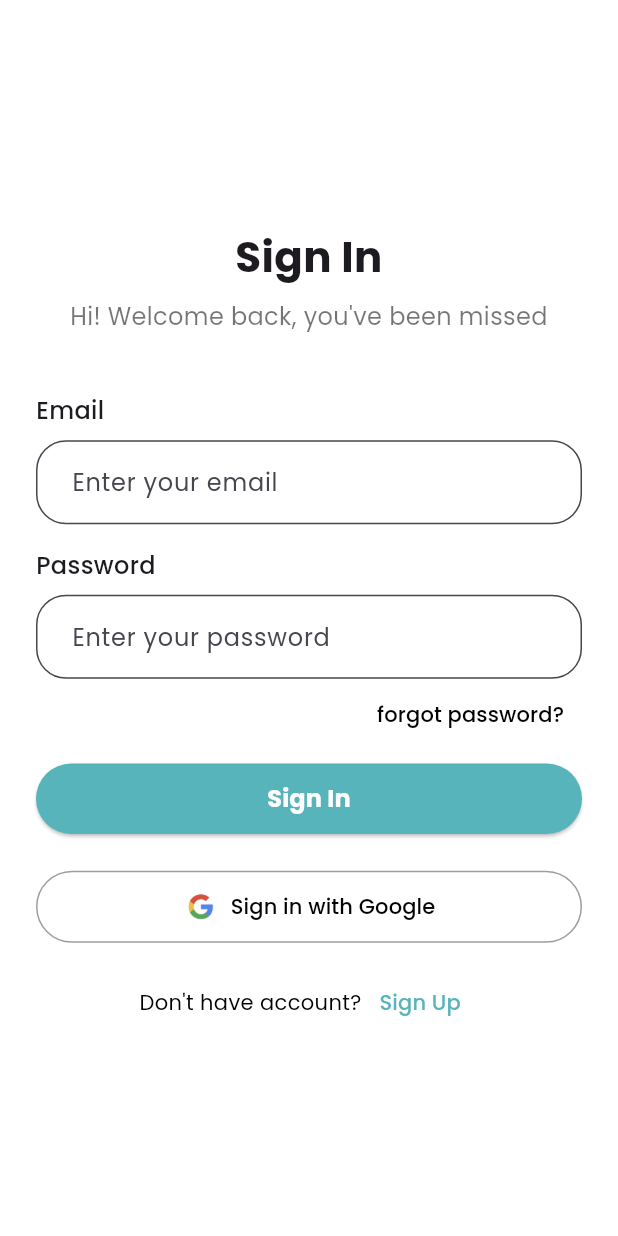
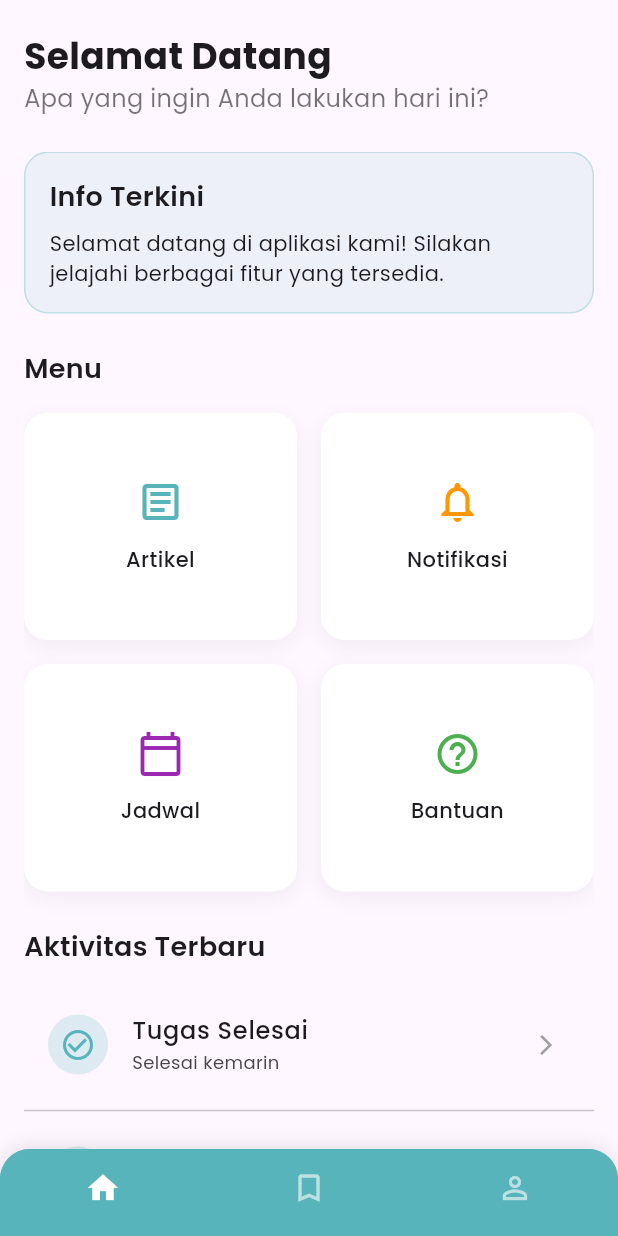
Before and after one commit to RianiDestianti/FrontEnd-BroadcastInformation, a Flutter app: the screen it shows after launch, after a tap on "Sign In", on a phone screen of 412 x 824 dp. Run offline on Flutter 3.47's test engine with Material 3 defaults, Android fonts, the phone set to English and light mode, and no system bars; our stand-ins replace google_fonts.

Commit message:
adding the profile layout

```diff
--- a/lib/layouts/layout.dart
+++ b/lib/layouts/layout.dart
@@ -0,0 +1,105 @@
+import 'package:flutter/material.dart';
+
+class MainLayout extends StatefulWidget {
+  final Widget child;
+  final int selectedIndex;
+
+  const MainLayout({Key? key, required this.child, this.selectedIndex = 0})
+    : super(key: key);
+
+  @override
+  State<MainLayout> createState() => _MainLayoutState();
+}
+
+class _MainLayoutState extends State<MainLayout> {
+  late int _selectedIndex;
+
+  @override
+  void initState() {
+    super.initState();
+    _selectedIndex = widget.selectedIndex;
+  }
+
+  // In the _onItemTapped method of _MainLayoutState
+  void _onItemTapped(int index) {
+    setState(() {
+      _selectedIndex = index;
+    });
+
+    switch (index) {
+      case 0:
+        if (ModalRoute.of(context)?.settings.name != '/home') {
+          Navigator.pushReplacementNamed(context, '/home');
+        }
+        break;
+      case 1:
+        if (ModalRoute.of(context)?.settings.name != '/bookmarks') {
+          Navigator.pushReplacementNamed(context, '/bookmarks');
+        }
+        break;
+      case 2:
+        if (ModalRoute.of(context)?.settings.name != '/profile') {
+          Navigator.pushReplacementNamed(context, '/profile');
+        }
+        break;
+    }
+  }
+
+  @override
+  Widget build(BuildContext context) {
+    final themeColor = Color(0xFF57B4BA);
+
+    return Scaffold(
+      body: widget.child,
+      bottomNavigationBar: Container(
+        decoration: BoxDecoration(
+          color: themeColor,
+          borderRadius: BorderRadius.only(
+            topLeft: Radius.circular(20),
+            topRight: Radius.circular(20),
+          ),
+          boxShadow: [
+            BoxShadow(
+              color: Colors.black.withOpacity(0.1),
+              blurRadius: 10,
+              offset: Offset(0, -2),
+            ),
+          ],
+        ),
+        child: ClipRRect(
+          borderRadius: BorderRadius.only(
+            topLeft: Radius.circular(20),
+            topRight: Radius.circular(20),
+          ),
+          child: BottomNavigationBar(
+            backgroundColor: themeColor,
+            selectedItemColor: Colors.white,
+            unselectedItemColor: Colors.white.withOpacity(0.6),
+            showSelectedLabels: false,
+            showUnselectedLabels: false,
+            elevation: 0,
+            currentIndex: _selectedIndex,
+            onTap: _onItemTapped,
+            items: const [
+              BottomNavigationBarItem(
+                icon: Icon(Icons.home_outlined),
+                activeIcon: Icon(Icons.home),
+                label: 'Beranda',
+              ),
+              BottomNavigationBarItem(
+                icon: Icon(Icons.bookmark_border),
+                activeIcon: Icon(Icons.bookmark),
+                label: 'Bookmark',
+              ),
+              BottomNavigationBarItem(
+                icon: Icon(Icons.person_outline),
+                activeIcon: Icon(Icons.person),
+                label: 'Profil',
+              ),
+            ],
+          ),
+        ),
+      ),
+    );
+  }
+}
--- a/lib/main.dart
+++ b/lib/main.dart
@@ -1,5 +1,7 @@
 import 'package:flutter/material.dart';
 import 'screens/login.dart';
+import 'screens/home.dart';
+import 'screens/profile.dart';
 
 void main() {
   runApp(const MyApp());
@@ -14,6 +16,7 @@
       debugShowCheckedModeBanner: false,
       theme: ThemeData(
         primarySwatch: Colors.blue,
+        primaryColor: Color(0xFF57B4BA), // Tema utama sesuai dengan layout Anda
         inputDecorationTheme: InputDecorationTheme(
           border: OutlineInputBorder(
             borderRadius: BorderRadius.circular(8.0),
@@ -24,6 +27,12 @@
         ),
       ),
       home: const SignInPage(),
+      // Pendefinisian routes
+      routes: {
+        '/home': (context) => const HomePage(),
+        '/login': (context) => const SignInPage(),
+        '/profile': (context) => const ProfilePage(),
+      },
     );
   }
 }
--- /dev/null
+++ b/lib/screens/home.dart
@@ -0,0 +1,242 @@
+// File: screens/home.dart
+import 'package:flutter/material.dart';
+import 'package:google_fonts/google_fonts.dart';
+import '../layouts/layout.dart'; // Sesuaikan path import
+
+class HomePage extends StatelessWidget {
+  const HomePage({Key? key}) : super(key: key);
+
+  @override
+  Widget build(BuildContext context) {
+    final themeColor = Color(0xFF57B4BA);
+
+    return MainLayout(
+      selectedIndex: 0, // 0 untuk home page
+      child: SafeArea(
+        child: Padding(
+          padding: const EdgeInsets.symmetric(horizontal: 16.0),
+          child: Column(
+            crossAxisAlignment: CrossAxisAlignment.start,
+            children: [
+              const SizedBox(height: 20),
+              // Header
+              Text(
+                'Selamat Datang',
+                style: GoogleFonts.poppins(
+                  fontSize: 24,
+                  fontWeight: FontWeight.bold,
+                ),
+              ),
+              Text(
+                'Apa yang ingin Anda lakukan hari ini?',
+                style: GoogleFonts.poppins(
+                  fontSize: 16,
+                  color: Colors.black54,
+                ),
+              ),
+              const SizedBox(height: 24),
+
+              // Konten utama
+              Expanded(
+                child: SingleChildScrollView(
+                  child: Column(
+                    crossAxisAlignment: CrossAxisAlignment.start,
+                    children: [
+                      // Contoh card informasi
+                      Container(
+                        width: double.infinity,
+                        padding: EdgeInsets.all(16),
+                        decoration: BoxDecoration(
+                          color: themeColor.withOpacity(0.1),
+                          borderRadius: BorderRadius.circular(16),
+                          border: Border.all(color: themeColor.withOpacity(0.3))
+                        ),
+                        child: Column(
+                          crossAxisAlignment: CrossAxisAlignment.start,
+                          children: [
+                            Text(
+                              'Info Terkini',
+                              style: GoogleFonts.poppins(
+                                fontSize: 18,
+                                fontWeight: FontWeight.w600,
+                              ),
+                            ),
+                            SizedBox(height: 8),
+                            Text(
+                              'Selamat datang di aplikasi kami! Silakan jelajahi berbagai fitur yang tersedia.',
+                              style: GoogleFonts.poppins(
+                                fontSize: 14,
+                              ),
+                            ),
+                          ],
+                        ),
+                      ),
+
+                      const SizedBox(height: 24),
+
+                      // Judul menu
+                      Text(
+                        'Menu',
+                        style: GoogleFonts.poppins(
+                          fontSize: 18,
+                          fontWeight: FontWeight.w600,
+                        ),
+                      ),
+                      const SizedBox(height: 16),
+
+                      // Grid menu
+                      GridView.count(
+                        shrinkWrap: true,
+                        physics: NeverScrollableScrollPhysics(),
+                        crossAxisCount: 2,
+                        mainAxisSpacing: 16,
+                        crossAxisSpacing: 16,
+                        childAspectRatio: 1.2,
+                        children: [
+                          _buildMenuCard(
+                            icon: Icons.article_outlined,
+                            title: 'Artikel',
+                            color: themeColor,
+                            onTap: () {
+                              // Navigasi ke halaman artikel
+                              Navigator.pushNamed(context, '/articles');
+                            },
+                          ),
+                          _buildMenuCard(
+                            icon: Icons.notifications_outlined,
+                            title: 'Notifikasi',
+                            color: Colors.orange,
+                            onTap: () {
+                              // Navigasi ke halaman notifikasi
+                              Navigator.pushNamed(context, '/notifications');
+                            },
+                          ),
+                          _buildMenuCard(
+                            icon: Icons.calendar_today_outlined,
+                            title: 'Jadwal',
+                            color: Colors.purple,
+                            onTap: () {
+                              // Navigasi ke halaman jadwal
+                              Navigator.pushNamed(context, '/schedule');
+                            },
+                          ),
+                          _buildMenuCard(
+                            icon: Icons.help_outline,
+                            title: 'Bantuan',
+                            color: Colors.green,
+                            onTap: () {
+                              // Navigasi ke halaman bantuan
+                              Navigator.pushNamed(context, '/help');
+                            },
+                          ),
+                        ],
+                      ),
+
+                      const SizedBox(height: 24),
+
+                      // Aktivitas terbaru
+                      Text(
+                        'Aktivitas Terbaru',
+                        style: GoogleFonts.poppins(
+                          fontSize: 18,
+                          fontWeight: FontWeight.w600,
+                        ),
+                      ),
+                      const SizedBox(height: 16),
+
+                      // List aktivitas
+                      ListView.separated(
+                        shrinkWrap: true,
+                        physics: NeverScrollableScrollPhysics(),
+                        itemCount: 3,
+                        separatorBuilder: (context, index) => const Divider(),
+                        itemBuilder: (context, index) {
+                          return ListTile(
+                            leading: CircleAvatar(
+                              backgroundColor: themeColor.withOpacity(0.2),
+                              child: Icon(
+                                index == 0 ? Icons.check_circle_outline :
+                                index == 1 ? Icons.access_time : Icons.star_outline,
+                                color: themeColor,
+                              ),
+                            ),
+                            title: Text(
+                              index == 0 ? 'Tugas Selesai' :
+                              index == 1 ? 'Pengingat' : 'Artikel Baru',
+                              style: GoogleFonts.poppins(
+                                fontWeight: FontWeight.w500,
+                              ),
+                            ),
+                            subtitle: Text(
+                              index == 0 ? 'Selesai kemarin' :
+                              index == 1 ? 'Besok pukul 10:00' : 'Ditambahkan hari ini',
+                              style: GoogleFonts.poppins(
+                                fontSize: 12,
+                              ),
+                            ),
+                            trailing: Icon(
+                              Icons.arrow_forward_ios,
+                              size: 16,
+                              color: Colors.grey,
+                            ),
+                          );
+                        },
+                      ),
+
+                      const SizedBox(height: 20),
+                    ],
+                  ),
+                ),
+              ),
+            ],
+          ),
+        ),
+      ),
+    );
+  }
+
+  Widget _buildMenuCard({
+    required IconData icon,
+    required String title,
+    required Color color,
+    required VoidCallback onTap,
+  }) {
+    return InkWell(
+      onTap: onTap,
+      borderRadius: BorderRadius.circular(16),
+      child: Container(
+        decoration: BoxDecoration(
+          color: Colors.white,
+          borderRadius: BorderRadius.circular(16),
+          boxShadow: [
+            BoxShadow(
+              color: Colors.black.withOpacity(0.05),
+              blurRadius: 10,
+              offset: Offset(0, 4),
+            ),
+          ],
+        ),
+        padding: EdgeInsets.all(16),
+        child: Column(
+          mainAxisAlignment: MainAxisAlignment.center,
+          children: [
+            Icon(
+              icon,
+              size: 32,
+              color: color,
+            ),
+            SizedBox(height: 12),
+            Text(
+              title,
+              style: GoogleFonts.poppins(
+                fontSize: 14,
+                fontWeight: FontWeight.w500,
+              ),
+              textAlign: TextAlign.center,
+            ),
+          ],
+        ),
+      ),
+    );
+  }
+}
--- a/lib/screens/login.dart
+++ b/lib/screens/login.dart
@@ -1,5 +1,6 @@
 import 'package:flutter/material.dart';
 import 'package:google_fonts/google_fonts.dart';
+import 'home.dart'; // Karena berada di folder yang sama (screens/)
 
 void main() {
   runApp(const MyApp());
@@ -143,7 +144,13 @@ class SignInPage extends StatelessWidget {
                   ),
                   const SizedBox(height: 8),
                   ElevatedButton(
-                    onPressed: () {},
+                    onPressed: () {
+                      // Tambahkan navigasi ke HomePage
+                      Navigator.pushReplacement(
+                        context,
+                        MaterialPageRoute(builder: (context) => HomePage()),
+                      );
+                    },
                     style: ElevatedButton.styleFrom(
                       backgroundColor: themeColor,
                       padding: const EdgeInsets.symmetric(vertical: 12),
```
Also changed, not shown: lib/screens/profile.dart (added, +239 -0 lines), lib/screens/resetpassword.dart (deleted), lib/screens/save.dart (added).
